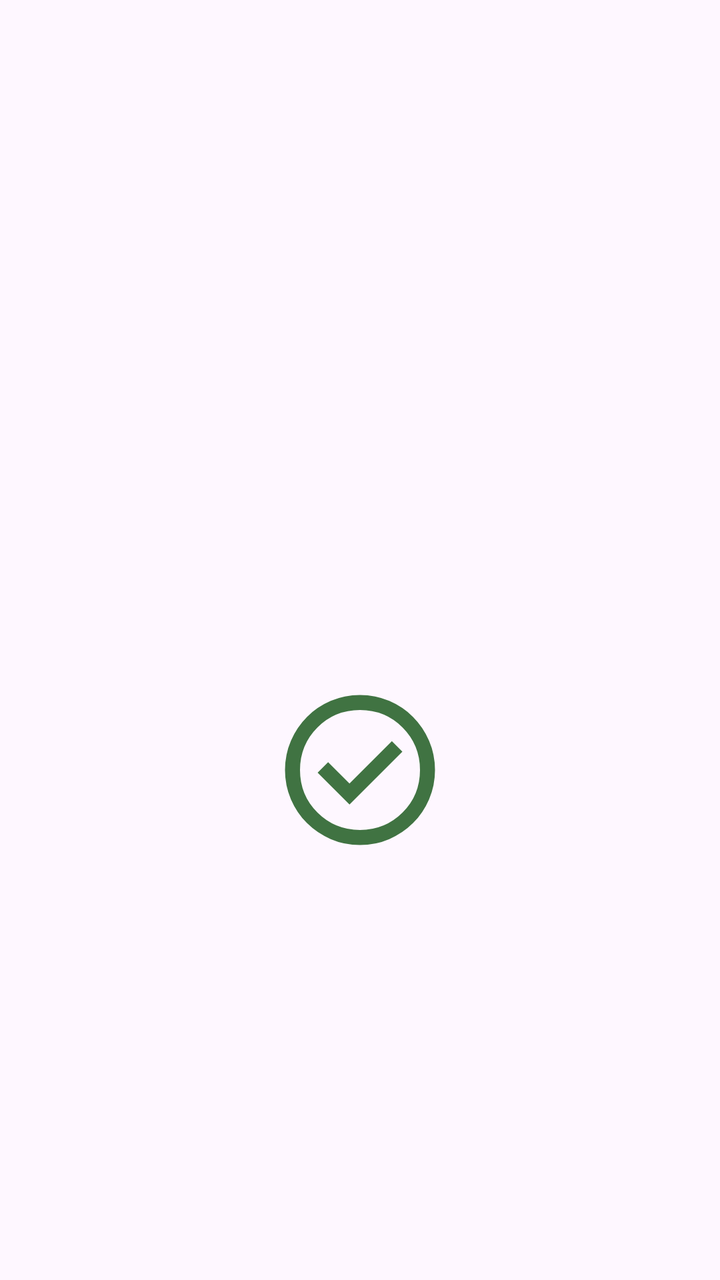
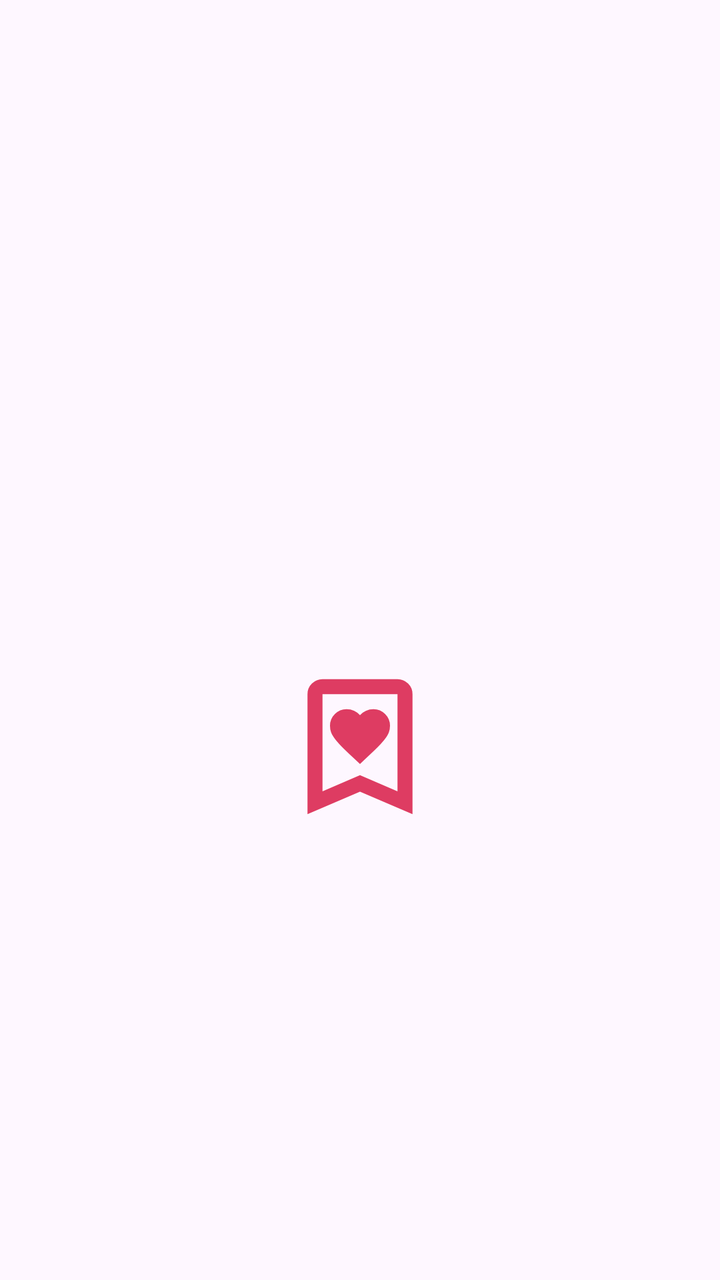

Screens rendered from an Android XML layout before and after an edit, with the pre-edit source and the edit as a unified diff.
<!-- AndroidManifest.xml: application theme Theme.SendMessage -->
<!-- res/layout/activity_view_message.xml -->
<?xml version="1.0" encoding="utf-8"?>
<LinearLayout xmlns:android="http://schemas.android.com/apk/res/android"
    xmlns:app="http://schemas.android.com/apk/res-auto"
    xmlns:tools="http://schemas.android.com/tools"
    android:id="@+id/main"
    android:layout_width="match_parent"
    android:layout_height="match_parent"
    tools:context=".ViewMessageActivity"
    android:orientation="vertical"
    android:layout_margin="16dp"
    android:gravity="center">

    <TextView
        android:id="@+id/tvSenderName"
        android:layout_width="match_parent"
        android:layout_height="@dimen/tvMessageReceive_height"
        android:layout_gravity="top"
        android:text=""
        android:textAlignment="center"
        android:textSize="@dimen/tvMessageReceive_size"
        android:textStyle="bold"
        tools:ignore="RtlCompat,SpUsage" />

    <TextView
        android:id="@+id/textView2"
        android:layout_width="match_parent"
        android:layout_height="@dimen/tvMessageReceive_height"
        android:layout_gravity="center"
        android:text=""
        android:textAlignment="center"
        android:textSize="@dimen/tvMessageReceive_size"
        android:textStyle="bold"
        tools:ignore="SpUsage" />

    <ImageView
        android:id="@+id/imageView"
        android:layout_width="90dp"
        android:layout_height="90dp"
        android:contentDescription="@string/ivDone"
        app:srcCompat="@drawable/outline_check_circle_24"
        app:tint="@color/green"/>
</LinearLayout>
<!-- resources referenced by this layout -->
<resources>
  <color name="green">#407342</color>
  <dimen name="tvMessageReceive_height">65dp</dimen>
  <dimen name="tvMessageReceive_size">40dp</dimen>
  <!-- drawable outline_check_circle_24 (drawable) -->
  <vector xmlns:android="http://schemas.android.com/apk/res/android" android:height="24dp" android:tint="#000000" android:viewportHeight="960" android:viewportWidth="960" android:width="24dp">
        
      <path android:fillColor="@android:color/white" android:pathData="M424,664L706,382L650,326L424,552L310,438L254,494L424,664ZM480,880Q397,880 324,848.5Q251,817 197,763Q143,709 111.5,636Q80,563 80,480Q80,397 111.5,324Q143,251 197,197Q251,143 324,111.5Q397,80 480,80Q563,80 636,111.5Q709,143 763,197Q817,251 848.5,324Q880,397 880,480Q880,563 848.5,636Q817,709 763,763Q709,817 636,848.5Q563,880 480,880ZM480,800Q614,800 707,707Q800,614 800,480Q800,346 707,253Q614,160 480,160Q346,160 253,253Q160,346 160,480Q160,614 253,707Q346,800 480,800ZM480,480Q480,480 480,480Q480,480 480,480Q480,480 480,480Q480,480 480,480Q480,480 480,480Q480,480 480,480Q480,480 480,480Q480,480 480,480Z"/>
      
  </vector>
  <string name="ivDone">Imagen del icono del mensaje recibido</string>
  <style name="Theme.SendMessage" parent="Theme.MaterialComponents.DayNight.DarkActionBar">
          
          <item name="colorPrimary">@color/purple_500</item>
          <item name="colorPrimaryVariant">@color/purple_700</item>
          <item name="colorOnPrimary">@color/white</item>
          
          <item name="colorSecondary">@color/teal_200</item>
          <item name="colorSecondaryVariant">@color/teal_700</item>
          <item name="colorOnSecondary">@color/black</item>
          
          <item name="android:statusBarColor">?attr/colorPrimaryVariant</item>
          
      </style>
  <color name="purple_500">#FF6200EE</color>
  <color name="purple_700">#FF3700B3</color>
  <color name="white">#FFFFFFFF</color>
  <color name="teal_200">#FF03DAC5</color>
  <color name="teal_700">#FF018786</color>
  <color name="black">#FF000000</color>
</resources>

<!-- the commit's change to res/layout/activity_view_message.xml (unified diff, before → after) -->
@@ -13,7 +13,7 @@
     <TextView
         android:id="@+id/tvSenderName"
         android:layout_width="match_parent"
-        android:layout_height="@dimen/tvMessageReceive_height"
+        android:layout_height="wrap_content"
         android:layout_gravity="top"
         android:text=""
         android:textAlignment="center"
@@ -24,7 +24,7 @@
     <TextView
         android:id="@+id/textView2"
         android:layout_width="match_parent"
-        android:layout_height="@dimen/tvMessageReceive_height"
+        android:layout_height="wrap_content"
         android:layout_gravity="center"
         android:text=""
         android:textAlignment="center"
@@ -37,6 +37,6 @@
         android:layout_width="90dp"
         android:layout_height="90dp"
         android:contentDescription="@string/ivDone"
-        app:srcCompat="@drawable/outline_check_circle_24"
-        app:tint="@color/green"/>
+        app:srcCompat="@drawable/outline_bookmark_heart_24"
+        app:tint="@color/red"/>
 </LinearLayout>
<!-- resource entries referenced after the edit -->
@@ -1,15 +1,14 @@
 <!-- resources referenced by this layout -->
 <resources>
-  <color name="green">#407342</color>
-  <dimen name="tvMessageReceive_height">65dp</dimen>
+  <color name="red">#DE3C62</color>
   <dimen name="tvMessageReceive_size">40dp</dimen>
-  <!-- drawable outline_check_circle_24 (drawable) -->
+  <!-- drawable outline_bookmark_heart_24 (drawable) -->
   <vector xmlns:android="http://schemas.android.com/apk/res/android" android:height="24dp" android:tint="#000000" android:viewportHeight="960" android:viewportWidth="960" android:width="24dp">
         
-      <path android:fillColor="@android:color/white" android:pathData="M424,664L706,382L650,326L424,552L310,438L254,494L424,664ZM480,880Q397,880 324,848.5Q251,817 197,763Q143,709 111.5,636Q80,563 80,480Q80,397 111.5,324Q143,251 197,197Q251,143 324,111.5Q397,80 480,80Q563,80 636,111.5Q709,143 763,197Q817,251 848.5,324Q880,397 880,480Q880,563 848.5,636Q817,709 763,763Q709,817 636,848.5Q563,880 480,880ZM480,800Q614,800 707,707Q800,614 800,480Q800,346 707,253Q614,160 480,160Q346,160 253,253Q160,346 160,480Q160,614 253,707Q346,800 480,800ZM480,480Q480,480 480,480Q480,480 480,480Q480,480 480,480Q480,480 480,480Q480,480 480,480Q480,480 480,480Q480,480 480,480Q480,480 480,480Z"/>
+      <path android:fillColor="@android:color/white" android:pathData="M480,572Q531,525 562.5,494.5Q594,464 611,442Q628,420 634,403.5Q640,387 640,368Q640,332 614,306Q588,280 552,280Q531,280 511.5,288.5Q492,297 480,312Q468,297 449,288.5Q430,280 408,280Q372,280 346,306Q320,332 320,368Q320,387 325.5,403Q331,419 348,441Q365,463 396,493.5Q427,524 480,572ZM200,840L200,200Q200,167 223.5,143.5Q247,120 280,120L680,120Q713,120 736.5,143.5Q760,167 760,200L760,840L480,720L200,840ZM280,718L480,632L680,718L680,200Q680,200 680,200Q680,200 680,200L280,200Q280,200 280,200Q280,200 280,200L280,718ZM280,200L280,200Q280,200 280,200Q280,200 280,200L680,200Q680,200 680,200Q680,200 680,200L680,200L480,200L280,200Z"/>
       
   </vector>
-  <string name="ivDone">Imagen del icono del mensaje recibido</string>
+  <string name="ivDone">Imagen del icono de un corazón</string>
   <style name="Theme.SendMessage" parent="Theme.MaterialComponents.DayNight.DarkActionBar">
           
           <item name="colorPrimary">@color/purple_500</item>
